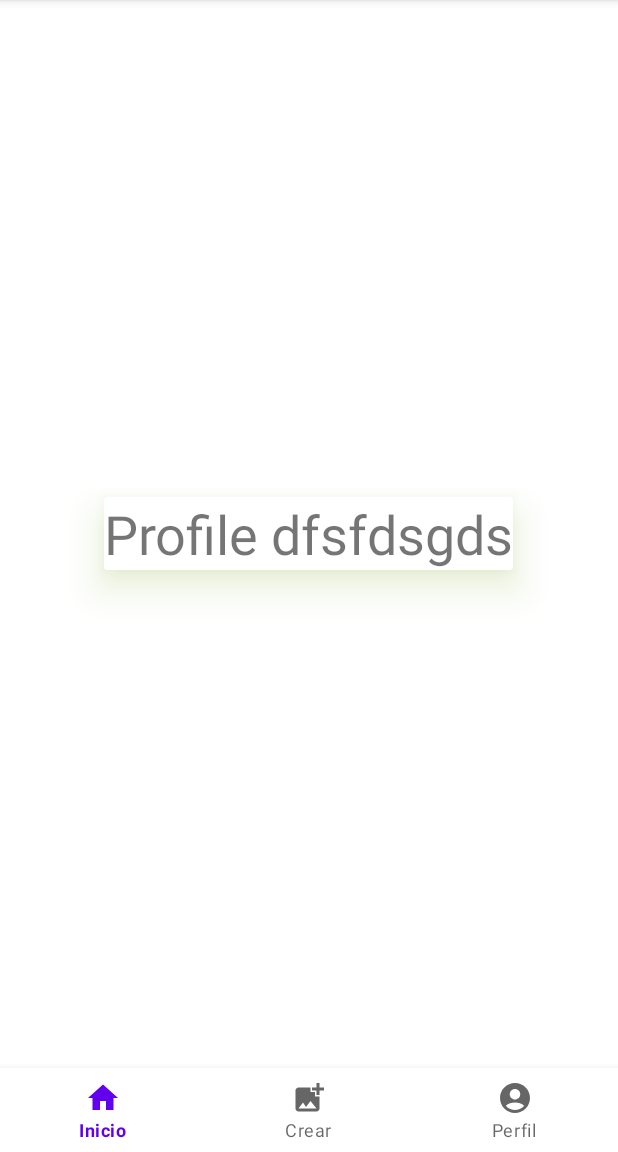
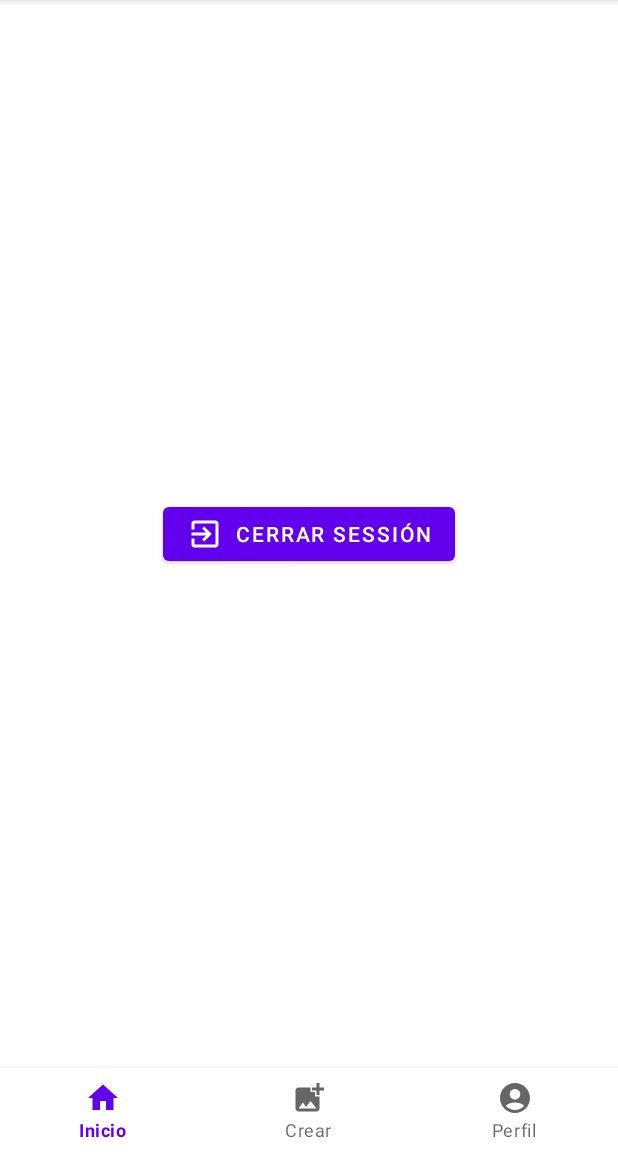
Before and after one commit to AlexApazaMendoza/Snapshots, an Android app: the fragment ProfileFragment placed in its activity, on a phone screen of 412 x 824 dp, the part 84-1236 px from its top. Run offline under Robolectric (Android 15) with nearby library versions, the phone set to English and light mode, and no system bars; our stand-ins replace Firebase (no records; nobody signed in at launch, a user with empty details on screens opened directly).

Commit message:
add logout

```diff
--- a/app/src/main/java/com/example/snapshots/ProfileFragment.kt
+++ b/app/src/main/java/com/example/snapshots/ProfileFragment.kt
@@ -6,7 +6,10 @@ import androidx.fragment.app.Fragment
 import android.view.LayoutInflater
 import android.view.View
 import android.view.ViewGroup
+import android.widget.Toast
 import com.example.snapshots.databinding.FragmentProfileBinding
+import com.firebase.ui.auth.AuthUI
+import com.google.firebase.auth.FirebaseAuth
 
 // TODO: Rename parameter arguments, choose names that match
 // the fragment initialization parameters, e.g. ARG_ITEM_NUMBER
@@ -38,7 +41,6 @@ class ProfileFragment : Fragment() {
         savedInstanceState: Bundle?
     ): View? {
         // Inflate the layout for this fragment
-        //return inflater.inflate(R.layout.fragment_profile, container, false)
         mBinding = FragmentProfileBinding.inflate(inflater,container, false)
         return  mBinding.root
     }
@@ -46,12 +48,22 @@ class ProfileFragment : Fragment() {
     override fun onViewCreated(view: View, savedInstanceState: Bundle?) {
         super.onViewCreated(view, savedInstanceState)
 
-        mBinding.tvMain.apply {
-            /*outlineSpotShadowColor = Color.GREEN
-            outlineAmbientShadowColor = Color.GREEN*/
+        mBinding.tvName.text = FirebaseAuth.getInstance().currentUser?.displayName
+        mBinding.tvEmail.text = FirebaseAuth.getInstance().currentUser?.email
+        mBinding.btnLogout.setOnClickListener {
+            signOut()
+        }
+    }
 
+    private fun signOut() {
+        context?.let {
+            AuthUI
+                .getInstance()
+                .signOut(it)
+                .addOnCompleteListener{
+                    Toast.makeText(context,"Hasta pronto...",Toast.LENGTH_SHORT).show()
+                }
         }
-
     }
 
     companion object {
--- /dev/null
+++ b/app/src/main/res/drawable/ic_exit_to_app.xml
@@ -0,0 +1,5 @@
+<vector android:autoMirrored="true" android:height="24dp"
+    android:tint="#000000" android:viewportHeight="24"
+    android:viewportWidth="24" android:width="24dp" xmlns:android="http://schemas.android.com/apk/res/android">
+    <path android:fillColor="@android:color/white" android:pathData="M10.09,15.59L11.5,17l5,-5 -5,-5 -1.41,1.41L12.67,11H3v2h9.67l-2.58,2.59zM19,3H5c-1.11,0 -2,0.9 -2,2v4h2V5h14v14H5v-4H3v4c0,1.1 0.89,2 2,2h14c1.1,0 2,-0.9 2,-2V5c0,-1.1 -0.9,-2 -2,-2z"/>
+</vector>
--- a/app/src/main/res/layout/fragment_profile.xml
+++ b/app/src/main/res/layout/fragment_profile.xml
@@ -1,27 +1,44 @@
 <?xml version="1.0" encoding="utf-8"?>
-<FrameLayout xmlns:android="http://schemas.android.com/apk/res/android"
+<androidx.constraintlayout.widget.ConstraintLayout
+    xmlns:android="http://schemas.android.com/apk/res/android"
     xmlns:tools="http://schemas.android.com/tools"
     android:layout_width="match_parent"
     android:layout_height="match_parent"
     xmlns:app="http://schemas.android.com/apk/res-auto"
     tools:context=".ProfileFragment">
 
-    <!-- TODO: Update blank fragment layout -->
-    <androidx.cardview.widget.CardView
-        android:id="@+id/tvMain"
+    <com.google.android.material.button.MaterialButton
+        android:id="@+id/btnLogout"
         android:layout_width="wrap_content"
         android:layout_height="wrap_content"
-        app:cardElevation="15dp"
-        android:outlineSpotShadowColor="@android:color/holo_green_dark"
-        android:outlineAmbientShadowColor="@android:color/holo_green_dark"
-        android:layout_gravity="center"
-        android:gravity="center">
-        <TextView
-            android:layout_width="wrap_content"
-            android:layout_height="wrap_content"
-            android:textSize="36sp"
-            android:text="Profile dfsfdsgds" />
-    </androidx.cardview.widget.CardView>
+        android:text="Cerrar Sessión"
+        app:icon="@drawable/ic_exit_to_app"
+        app:layout_constraintStart_toStartOf="parent"
+        app:layout_constraintEnd_toEndOf="parent"
+        app:layout_constraintTop_toTopOf="parent"
+        app:layout_constraintBottom_toBottomOf="parent"/>
+
+    <TextView
+        android:id="@+id/tvName"
+        android:layout_width="wrap_content"
+        android:layout_height="wrap_content"
+        android:textAppearance="?attr/textAppearanceHeadline5"
+        tools:text="nombre completo"
+        app:layout_constraintStart_toStartOf="parent"
+        app:layout_constraintEnd_toEndOf="parent"
+        app:layout_constraintTop_toTopOf="parent"
+        app:layout_constraintBottom_toTopOf="@+id/btnLogout"/>
+
+    <TextView
+        android:id="@+id/tvEmail"
+        android:layout_width="wrap_content"
+        android:layout_height="wrap_content"
+        android:textAppearance="?attr/textAppearanceSubtitle1"
+        tools:text="email@dominio.com"
+        app:layout_constraintStart_toStartOf="parent"
+        app:layout_constraintEnd_toEndOf="parent"
+        app:layout_constraintTop_toBottomOf="@+id/tvName"
+        app:layout_constraintBottom_toTopOf="@+id/btnLogout"/>
 
 
-</FrameLayout>
+</androidx.constraintlayout.widget.ConstraintLayout>
```
